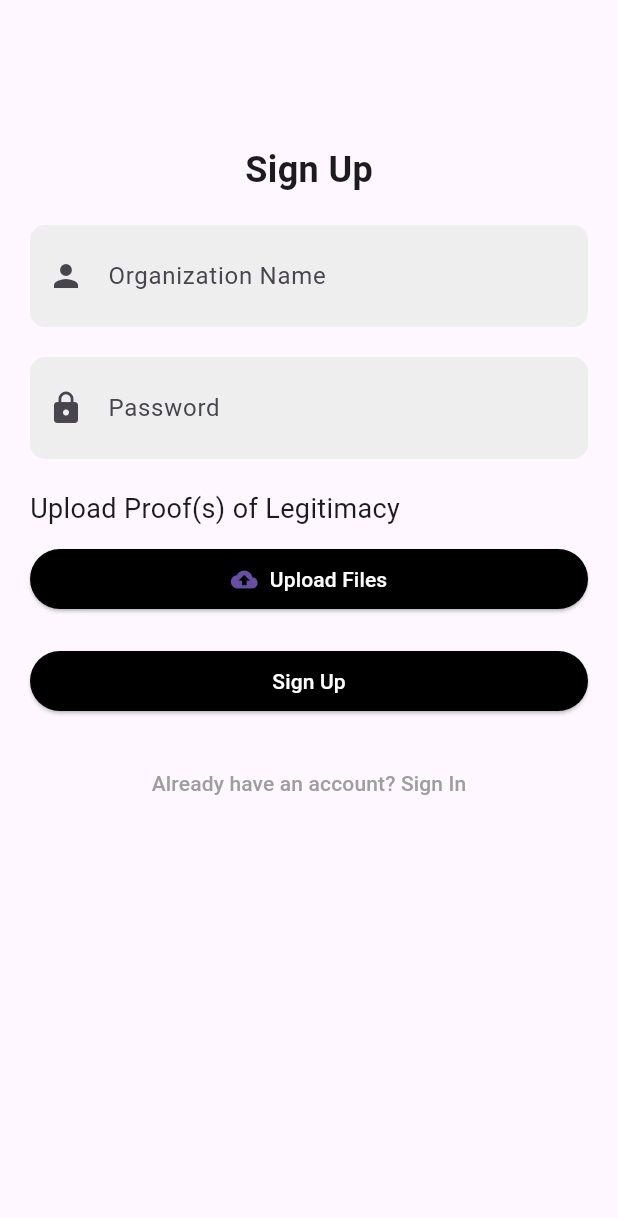
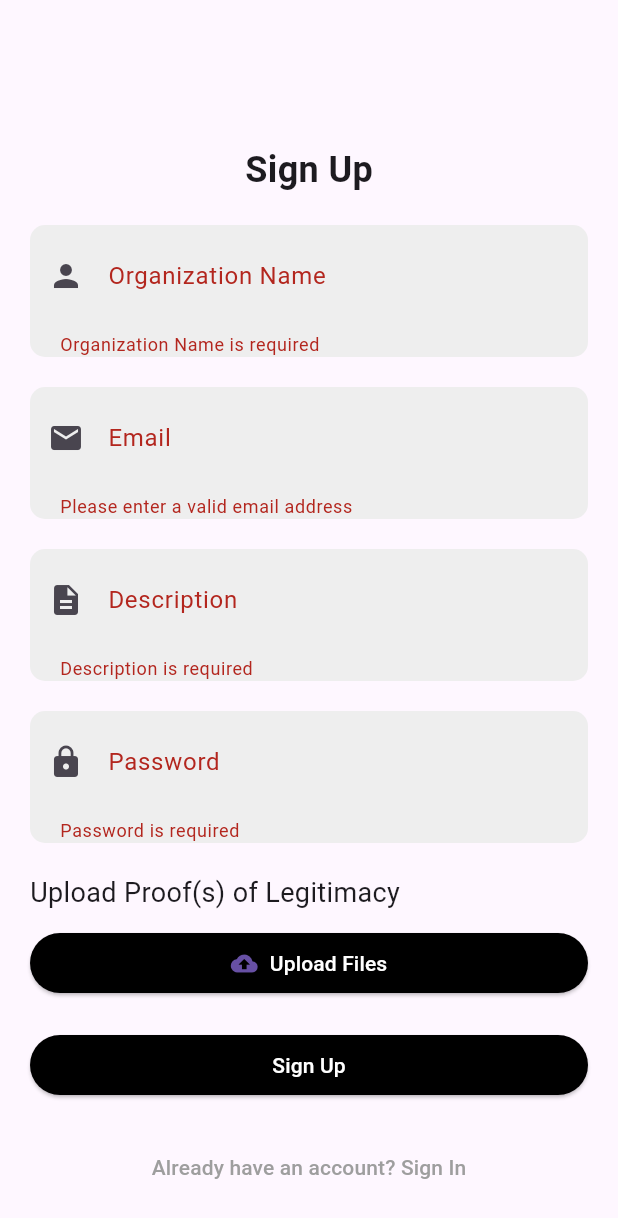
Before and after one commit to bsevangelista/CMSC23-donation-system, a Flutter app: the OrgSignUp screen opened by its route, after a tap on "Sign Up", on a phone screen of 412 x 824 dp. Shown: the top 1218 px of the screen. Run offline on Flutter 3.47's test engine with Material 3 defaults, Android fonts, the phone set to English and light mode, and no system bars; our stand-ins replace cloud_firestore, firebase_auth, firebase_core; accounts and stored records are empty.

Commit message:
Added authentication for sign in and sign up.

```diff
--- /dev/null
+++ b/lib/api/firebase_auth_api.dart
@@ -0,0 +1,89 @@
+import 'package:firebase_auth/firebase_auth.dart';
+import 'package:cloud_firestore/cloud_firestore.dart';
+
+class FirebaseAuthAPI {
+  static final FirebaseAuth auth = FirebaseAuth.instance;
+
+  User? getUser() {
+    return auth.currentUser;
+  }
+
+  Stream<User?> userSignedIn() {
+    return auth.authStateChanges();
+  }
+
+  Future<String?> signIn(String username, String password) async {
+    try {
+      // Retrieve email from username
+      var email = await _getEmailFromUsername(username);
+      if (email == null) {
+        return "No user found for that username.";
+      }
+
+      await auth.signInWithEmailAndPassword(email: email, password: password);
+      return null; // Sign in successful, no error message
+    } on FirebaseAuthException catch (e) {
+      return _handleAuthException(e);
+    }
+  }
+
+Future<void> signUp({
+  required String username,
+  required String name,
+  required String address,
+  required String contactNum,
+  required String password,
+  required String email, // Add email parameter
+}) async {
+  try {
+    UserCredential credential = await auth.createUserWithEmailAndPassword(
+      email: email, // Use the provided email directly
+      password: password,
+    );
+
+    // Store additional user information in Firestore
+    await FirebaseFirestore.instance.collection('users').doc(credential.user!.uid).set({
+      'username': username,
+      'name': name,
+      'address': address,
+      'contactNum': contactNum,
+      // Add more fields as needed
+    });
+  } on FirebaseAuthException catch (e) {
+    // Handle exceptions
+    print(_handleAuthException(e));
+  } catch (e) {
+    // Handle other errors
+    print(e);
+  }
+}
+
+
+  Future<void> signOut() async {
+    await auth.signOut();
+  }
+
+  Future<String?> _getEmailFromUsername(String username) async {
+    try {
+      DocumentSnapshot snapshot = await FirebaseFirestore.instance.collection('usernames').doc(username).get();
+      if (snapshot.exists) {
+        return snapshot['email'];
+      } else {
+        return null;
+      }
+    } catch (e) {
+      print(e);
+      return null;
+    }
+  }
+
+  String _handleAuthException(FirebaseAuthException e) {
+    if (e.code == 'user-not-found') {
+      return 'No user found for that email.';
+    } else if (e.code == 'wrong-password') {
+      return 'Wrong password provided for that user.';
+    } else {
+      return 'Authentication failed: ${e.message}';
+    }
+  }
+}
--- a/lib/authentication/orgsignup_page.dart
+++ b/lib/authentication/orgsignup_page.dart
@@ -1,6 +1,21 @@
 import 'package:flutter/material.dart';
+import 'package:firebase_auth/firebase_auth.dart';
+import 'package:cloud_firestore/cloud_firestore.dart';
 
-class OrgSignUp extends StatelessWidget {
+class OrgSignUp extends StatefulWidget {
+  const OrgSignUp({super.key});
+
+  @override
+  _OrgSignUpState createState() => _OrgSignUpState();
+}
+
+class _OrgSignUpState extends State<OrgSignUp> {
+  final _formKey = GlobalKey<FormState>();
+  String? organizationName;
+  String? email;
+  String? description;
+  String? password;
+
   @override
   Widget build(BuildContext context) {
     return Scaffold(
@@ -10,6 +25,8 @@ class OrgSignUp extends StatelessWidget {
       body: Padding(
         padding: const EdgeInsets.all(20.0),
         child: SingleChildScrollView(
+          child: Form(
+            key: _formKey,
             child: Column(
               crossAxisAlignment: CrossAxisAlignment.stretch,
               children: [
@@ -21,36 +38,13 @@ class OrgSignUp extends StatelessWidget {
                   ),
                 ),
                 SizedBox(height: 20.0),
-              Container(
-                decoration: BoxDecoration(
-                  borderRadius: BorderRadius.circular(10.0),
-                  color: Colors.grey[200],
-                ),
-                child: TextField(
-                  decoration: InputDecoration(
-                    labelText: 'Organization Name',
-                    prefixIcon: Icon(Icons.person),
-                    border: InputBorder.none,
-                    contentPadding: EdgeInsets.symmetric(horizontal: 20.0, vertical: 14.0),
-                  ),
-                ),
-              ),
+                organizationNameField,
                 SizedBox(height: 20.0),
-              Container(
-                decoration: BoxDecoration(
-                  borderRadius: BorderRadius.circular(10.0),
-                  color: Colors.grey[200],
-                ),
-                child: TextField(
-                  decoration: InputDecoration(
-                    labelText: 'Password',
-                    prefixIcon: Icon(Icons.lock),
-                    border: InputBorder.none,
-                    contentPadding: EdgeInsets.symmetric(horizontal: 20.0, vertical: 14.0),
-                  ),
-                  obscureText: true,
-                ),
-              ),
+                emailField,
+                SizedBox(height: 20.0),
+                descriptionField,
+                SizedBox(height: 20.0),
+                passwordField,
                 SizedBox(height: 20.0),
                 Text(
                   'Upload Proof(s) of Legitimacy',
@@ -74,15 +68,7 @@ class OrgSignUp extends StatelessWidget {
                   ),
                 ),
                 SizedBox(height: 20.0),
-              ElevatedButton(
-                onPressed: () {
-                  // Implement sign-up functionality here
-                },
-                style: ButtonStyle(
-                  backgroundColor: MaterialStateProperty.all(Colors.black),
-                ),
-                child: Text('Sign Up', style: TextStyle(color: Colors.white)),
-              ),
+                submitButton,
                 SizedBox(height: 20.0),
                 TextButton(
                   onPressed: () {
@@ -95,6 +81,138 @@ class OrgSignUp extends StatelessWidget {
             ),
           ),
         ),
+      ),
     );
   }
+
+  Widget get organizationNameField => Container(
+        decoration: BoxDecoration(
+          borderRadius: BorderRadius.circular(10.0),
+          color: Colors.grey[200],
+        ),
+        child: TextFormField(
+          decoration: InputDecoration(
+            labelText: 'Organization Name',
+            prefixIcon: Icon(Icons.person),
+            border: InputBorder.none,
+            contentPadding: EdgeInsets.symmetric(horizontal: 20.0, vertical: 14.0),
+          ),
+          onSaved: (value) => organizationName = value,
+          validator: (value) {
+            if (value == null || value.isEmpty) {
+              return 'Organization Name is required';
             }
+            return null;
+          },
+        ),
+      );
+
+  Widget get emailField => Container(
+        decoration: BoxDecoration(
+          borderRadius: BorderRadius.circular(10.0),
+          color: Colors.grey[200],
+        ),
+        child: TextFormField(
+          decoration: InputDecoration(
+            labelText: 'Email',
+            prefixIcon: Icon(Icons.email),
+            border: InputBorder.none,
+            contentPadding: EdgeInsets.symmetric(horizontal: 20.0, vertical: 14.0),
+          ),
+          onSaved: (value) => email = value,
+          validator: (value) {
+            if (value == null || value.isEmpty) {
+              return 'Please enter a valid email address';
+            }
+            if (!RegExp(r'^[\w-\.]+@([\w-]+\.)+[\w-]{2,4}$').hasMatch(value)) {
+              return 'Please enter a valid email address';
+            }
+            return null;
+          },
+        ),
+      );
+
+  Widget get descriptionField => Container(
+        decoration: BoxDecoration(
+          borderRadius: BorderRadius.circular(10.0),
+          color: Colors.grey[200],
+        ),
+        child: TextFormField(
+          decoration: InputDecoration(
+            labelText: 'Description',
+            prefixIcon: Icon(Icons.description),
+            border: InputBorder.none,
+            contentPadding: EdgeInsets.symmetric(horizontal: 20.0, vertical: 14.0),
+          ),
+          onSaved: (value) => description = value,
+          validator: (value) {
+            if (value == null || value.isEmpty) {
+              return 'Description is required';
+            }
+            return null;
+          },
+        ),
+      );
+
+  Widget get passwordField => Container(
+        decoration: BoxDecoration(
+          borderRadius: BorderRadius.circular(10.0),
+          color: Colors.grey[200],
+        ),
+        child: TextFormField(
+          decoration: InputDecoration(
+            labelText: 'Password',
+            prefixIcon: Icon(Icons.lock),
+            border: InputBorder.none,
+            contentPadding: EdgeInsets.symmetric(horizontal: 20.0, vertical: 14.0),
+          ),
+          obscureText: true,
+          onSaved: (value) => password = value,
+          validator: (value) {
+            if (value == null || value.isEmpty) {
+              return 'Password is required';
+            }
+            if (value.length < 6) {
+              return 'Password must be at least 6 characters';
+            }
+            return null;
+          },
+        ),
+      );
+
+  Widget get submitButton => ElevatedButton(
+        onPressed: () async {
+          if (_formKey.currentState!.validate()) {
+            _formKey.currentState!.save();
+            try {
+              UserCredential userCredential = await FirebaseAuth.instance.createUserWithEmailAndPassword(
+                email: email!.trim(),
+                password: password!,
+              );
+
+              // Save additional user information to Firestore
+              await FirebaseFirestore.instance.collection('organizations').doc(userCredential.user!.uid).set({
+                'approval': 'PENDING',
+                'name': organizationName,
+                'email': email,
+                'description': description,
+                'status': 'OPEN',
+              });
+
+              // Navigate to the next screen after successful sign-up
+              Navigator.pushNamed(context, '/');
+            } catch (e) {
+              // Handle sign-up errors
+              print('Sign-up error: $e');
+              ScaffoldMessenger.of(context).showSnackBar(SnackBar(
+                content: Text('Failed to sign up. Please try again.'),
+              ));
+            }
+          }
+        },
+        style: ButtonStyle(
+          backgroundColor: MaterialStateProperty.all(Colors.black),
+        ),
+        child: Text('Sign Up', style: TextStyle(color: Colors.white)),
+      );
+}
--- /dev/null
+++ b/lib/providers/auth_provider.dart
@@ -0,0 +1,68 @@
+import 'package:firebase_auth/firebase_auth.dart';
+import 'package:cloud_firestore/cloud_firestore.dart';
+import 'package:flutter/material.dart';
+import '../api/firebase_auth_api.dart';
+
+class UserAuthProvider with ChangeNotifier {
+  late FirebaseAuthAPI authService;
+  late Stream<User?> _uStream;
+
+  UserAuthProvider() {
+    authService = FirebaseAuthAPI();
+    fetchAuthentication();
+  }
+
+  Stream<User?> get userStream => _uStream;
+  User? get user => authService.getUser();
+
+  void fetchAuthentication() {
+        _uStream = authService.userSignedIn();
+    notifyListeners();
+  }
+
+  Future<bool> checkUsernameExists(String username) async {
+    try {
+      final snapshot = await FirebaseFirestore.instance
+          .collection('users')
+          .where('username', isEqualTo: username)
+          .get();
+
+      return snapshot.docs.isNotEmpty;
+    } catch (e) {
+      // Handle error, e.g., log it or return false
+      print('Error checking username: $e');
+      return false;
+    }
+  }
+
+  Future<void> signUp({
+    required String username,
+    required String password,
+    required String name,
+    required String address,
+    required String contactNum,
+    required String email, // Add email parameter
+  }) async {
+    await authService.signUp(
+      username: username,
+      password: password,
+      name: name,
+      address: address,
+      contactNum: contactNum,
+      email: email, // Pass email to the sign-up method
+    );
+    notifyListeners();
+  }
+
+  Future<String?> signIn(String username, String password) async {
+    String? message = await authService.signIn(username, password);
+    notifyListeners();
+
+    return message;
+  }
+
+  Future<void> signOut() async {
+    await authService.signOut();
+    notifyListeners();
+  }
+}
--- a/pubspec.yaml
+++ b/pubspec.yaml
@@ -35,6 +35,10 @@ dependencies:
   # The following adds the Cupertino Icons font to your application.
   # Use with the CupertinoIcons class for iOS style icons.
   cupertino_icons: ^1.0.6
+  firebase_core: ^2.31.0
+  cloud_firestore: ^4.17.3
+  firebase_auth: ^4.19.5
+  provider: ^6.1.2
 
 dev_dependencies:
   flutter_test:
```
Also changed, not shown: lib/api/firebase_todo_api.dart (added, +49 -0 lines), lib/authentication/signin_page.dart (+32 -6 lines), lib/authentication/signup_page.dart (+66 -50 lines), lib/main.dart (+21 -5 lines), firebase.json (added), lib/firebase_options.dart (added), pubspec.lock, 7 other files. Lines whose indentation alone changed are shown as unchanged.
